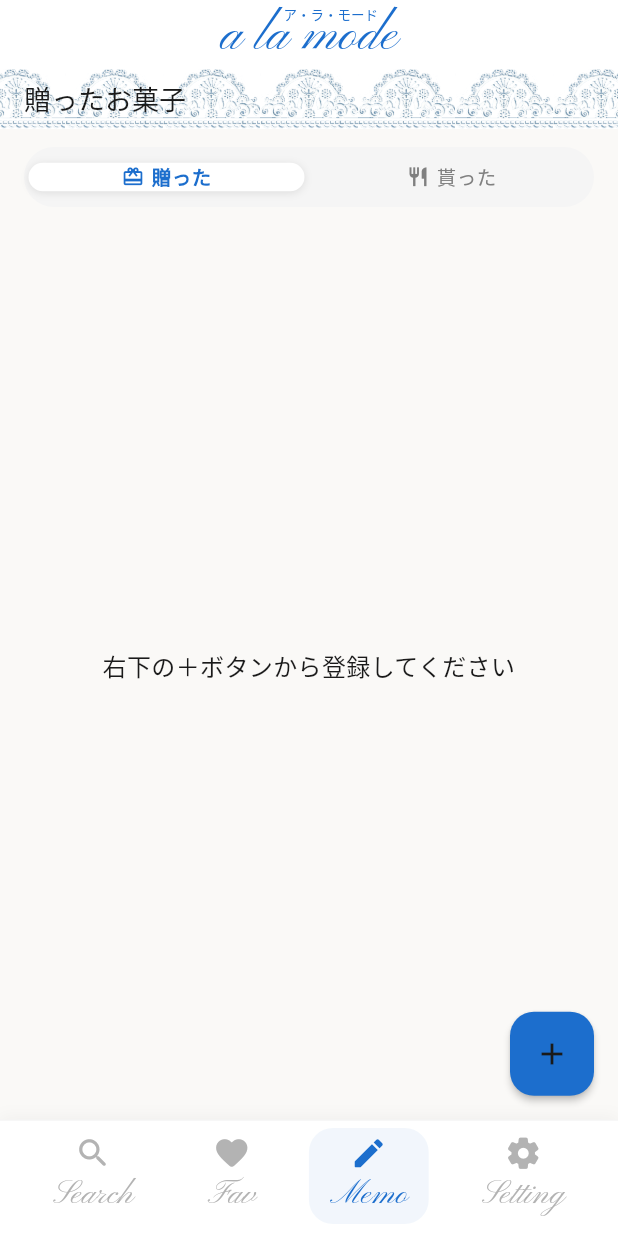
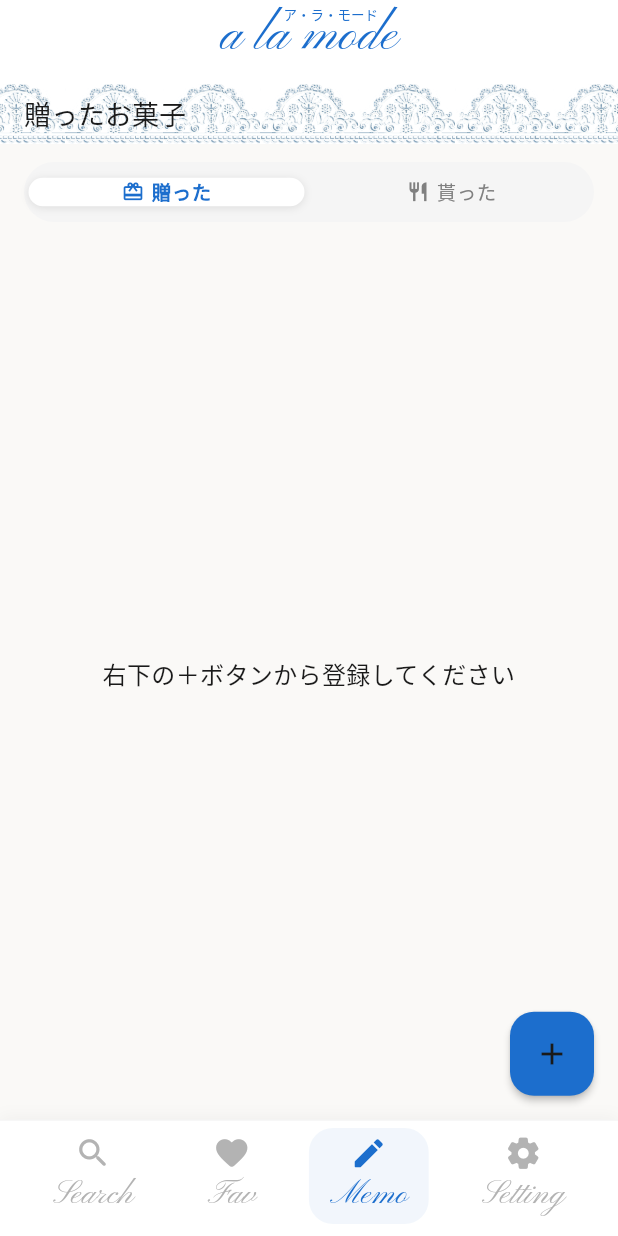
Before and after one commit to erablea/alamode_app, a Flutter app: the screen it shows after launch, item 3 of the bottom bar chosen, on a phone screen of 412 x 824 dp. Run offline on Flutter 3.47's test engine with Material 3 defaults, Android fonts, the phone set to English and light mode, and no system bars; our stand-ins replace cached_network_image, image_picker, shared_preferences, supabase_flutter, syncfusion_flutter_datepicker; accounts and stored records are empty; Roboto replaces fonts that are missing (ZenMaruGothic); project files that could hold a hidden picture were left out.

Commit message:
Fix header top margin, category-heart spacing, add illustration space
- Header: restore preferredSize to kToolbarHeight, add bottom:10 padding to title so top margin stays the same but bottom is reduced
- ItemCard: add 6px gap between category badge and heart
- About screen: add 180px placeholder container below text for illustration

Co-Authored-By: Claude Sonnet 4.6 <noreply@anthropic.com>
Claude-Session: https://claude.ai/code/session_01Xo2FTEE9VYbkSL8ybwuQ9C

```diff
--- a/lib/view/home.dart
+++ b/lib/view/home.dart
@@ -926,6 +926,7 @@ class ItemCard extends StatelessWidget {
                     child: Text(c, style: const TextStyle(fontSize: 9, color: AppColors.blackLight)),
                   )
                 ),
+              const SizedBox(width: 6),
               SizedBox(
                 width: 32,
                 height: 28,
--- a/lib/widgets/header.dart
+++ b/lib/widgets/header.dart
@@ -5,7 +5,7 @@ class Header extends StatelessWidget implements PreferredSizeWidget {
   const Header({super.key});
 
   @override
-  Size get preferredSize => const Size.fromHeight(46);
+  Size get preferredSize => const Size.fromHeight(kToolbarHeight);
 
   @override
   Widget build(BuildContext context) {
@@ -13,10 +13,12 @@ class Header extends StatelessWidget implements PreferredSizeWidget {
     return AppBar(
       backgroundColor: Colors.white,
       elevation: 0,
-      title: Stack(
-        alignment: Alignment.topCenter,
-        clipBehavior: Clip.none,
-        children: [
+      title: Padding(
+        padding: const EdgeInsets.only(bottom: 10),
+        child: Stack(
+          alignment: Alignment.topCenter,
+          clipBehavior: Clip.none,
+          children: [
           Padding(
             padding: const EdgeInsets.only(top: 7),
             child: Text(
@@ -40,7 +42,8 @@ class Header extends StatelessWidget implements PreferredSizeWidget {
               ),
             ),
           ),
-        ],
+          ],
+        ),
       ),
       centerTitle: true,
     );
```
Also changed, not shown: lib/view/user.dart (+10 -0 lines).
